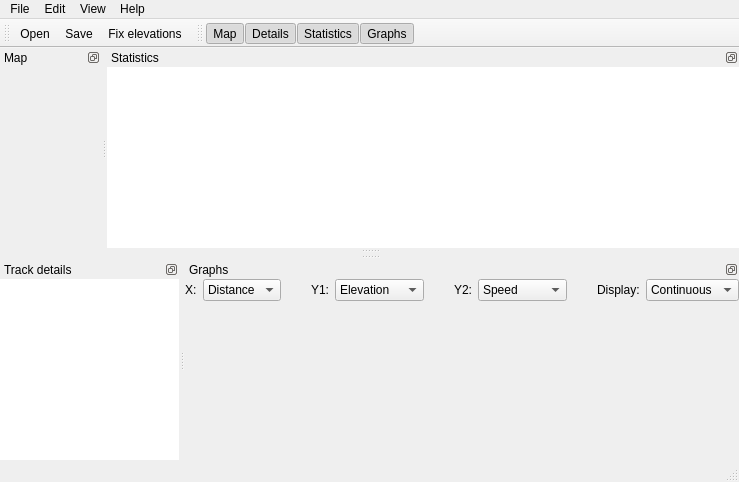
Old version of the form forms/rtmainwindow.ui in the repository tobydox/rucktrack.
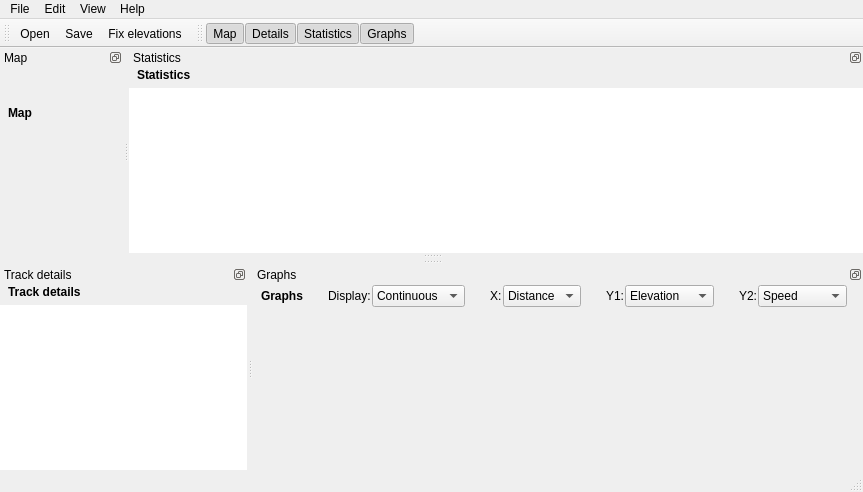
New version of the form. Icons and pictures are not drawn. Custom widgets are drawn as their Qt base class.

Commit message:
Reduced height of dock widgets titlebars and of the toolbars
Save some further space by using custom titlebar widgets for the dock
widgets and by reducing icon size of all toolbars.

```diff
--- a/forms/rtmainwindow.ui
+++ b/forms/rtmainwindow.ui
@@ -6,8 +6,8 @@
    <rect>
     <x>0</x>
     <y>0</y>
-    <width>739</width>
-    <height>482</height>
+    <width>863</width>
+    <height>492</height>
    </rect>
   </property>
   <property name="windowTitle">
@@ -23,7 +23,7 @@
     <rect>
      <x>0</x>
      <y>0</y>
-     <width>739</width>
+     <width>863</width>
      <height>25</height>
     </rect>
    </property>
@@ -93,8 +93,8 @@
    </property>
    <property name="iconSize">
     <size>
-     <width>24</width>
-     <height>24</height>
+     <width>16</width>
+     <height>16</height>
     </size>
    </property>
    <property name="toolButtonStyle">
@@ -137,6 +137,34 @@
      <property name="margin">
       <number>0</number>
      </property>
+     <item>
+      <widget class="QWidget" name="trackDetailsDockTitle" native="true">
+       <layout class="QHBoxLayout" name="horizontalLayout_3">
+        <property name="leftMargin">
+         <number>8</number>
+        </property>
+        <property name="topMargin">
+         <number>1</number>
+        </property>
+        <property name="bottomMargin">
+         <number>0</number>
+        </property>
+        <item>
+         <widget class="QLabel" name="trackDetailsDockTitleLabel">
+          <property name="font">
+           <font>
+            <weight>75</weight>
+            <bold>true</bold>
+           </font>
+          </property>
+          <property name="text">
+           <string>Track details</string>
+          </property>
+         </widget>
+        </item>
+       </layout>
+      </widget>
+     </item>
      <item>
       <widget class="QTableView" name="trackPointsView">
        <property name="frameShape">
@@ -183,6 +211,34 @@
      <property name="margin">
       <number>0</number>
      </property>
+     <item>
+      <widget class="QWidget" name="mapDockTitle" native="true">
+       <layout class="QHBoxLayout" name="horizontalLayout">
+        <property name="leftMargin">
+         <number>8</number>
+        </property>
+        <property name="topMargin">
+         <number>1</number>
+        </property>
+        <property name="bottomMargin">
+         <number>0</number>
+        </property>
+        <item>
+         <widget class="QLabel" name="mapDockTitleLabel">
+          <property name="font">
+           <font>
+            <weight>75</weight>
+            <bold>true</bold>
+           </font>
+          </property>
+          <property name="text">
+           <string>Map</string>
+          </property>
+         </widget>
+        </item>
+       </layout>
+      </widget>
+     </item>
      <item>
       <widget class="MapView" name="mapView" native="true"/>
      </item>
@@ -193,7 +249,7 @@
    <property name="minimumSize">
     <size>
      <width>200</width>
-     <height>102</height>
+     <height>126</height>
     </size>
    </property>
    <property name="features">
@@ -210,6 +266,34 @@
      <property name="margin">
       <number>0</number>
      </property>
+     <item>
+      <widget class="QWidget" name="statsDockTitle" native="true">
+       <layout class="QHBoxLayout" name="horizontalLayout_2">
+        <property name="leftMargin">
+         <number>8</number>
+        </property>
+        <property name="topMargin">
+         <number>1</number>
+        </property>
+        <property name="bottomMargin">
+         <number>0</number>
+        </property>
+        <item>
+         <widget class="QLabel" name="statsDockTitleLabel">
+          <property name="font">
+           <font>
+            <weight>75</weight>
+            <bold>true</bold>
+           </font>
+          </property>
+          <property name="text">
+           <string>Statistics</string>
+          </property>
+         </widget>
+        </item>
+       </layout>
+      </widget>
+     </item>
      <item>
       <widget class="StatisticsTable" name="statsTable">
        <property name="frameShape">
@@ -268,11 +352,102 @@
    </attribute>
    <widget class="QWidget" name="dockWidgetContents_11">
     <layout class="QVBoxLayout" name="verticalLayout_3">
+     <property name="spacing">
+      <number>0</number>
+     </property>
      <property name="margin">
       <number>0</number>
      </property>
      <item>
-      <layout class="QHBoxLayout" name="horizontalLayout">
+      <widget class="QWidget" name="graphControlWidget" native="true">
+       <layout class="QHBoxLayout" name="graphControlWidgetLayout">
+        <property name="spacing">
+         <number>1</number>
+        </property>
+        <property name="leftMargin">
+         <number>8</number>
+        </property>
+        <property name="topMargin">
+         <number>1</number>
+        </property>
+        <property name="rightMargin">
+         <number>0</number>
+        </property>
+        <property name="bottomMargin">
+         <number>0</number>
+        </property>
+        <item>
+         <widget class="QLabel" name="label">
+          <property name="font">
+           <font>
+            <weight>75</weight>
+            <bold>true</bold>
+           </font>
+          </property>
+          <property name="text">
+           <string>Graphs</string>
+          </property>
+         </widget>
+        </item>
+        <item>
+         <spacer name="horizontalSpacer_5">
+          <property name="orientation">
+           <enum>Qt::Horizontal</enum>
+          </property>
+          <property name="sizeType">
+           <enum>QSizePolicy::Fixed</enum>
+          </property>
+          <property name="sizeHint" stdset="0">
+           <size>
+            <width>24</width>
+            <height>16</height>
+           </size>
+          </property>
+         </spacer>
+        </item>
+        <item>
+         <widget class="QLabel" name="graphDisplayLabel">
+          <property name="text">
+           <string>Display:</string>
+          </property>
+         </widget>
+        </item>
+        <item>
+         <widget class="QComboBox" name="graphDisplayCombo">
+          <property name="maximumSize">
+           <size>
+            <width>16777215</width>
+            <height>26</height>
+           </size>
+          </property>
+          <item>
+           <property name="text">
+            <string>Continuous</string>
+           </property>
+          </item>
+          <item>
+           <property name="text">
+            <string>Segmented</string>
+           </property>
+          </item>
+         </widget>
+        </item>
+        <item>
+         <spacer name="horizontalSpacer_4">
+          <property name="orientation">
+           <enum>Qt::Horizontal</enum>
+          </property>
+          <property name="sizeType">
+           <enum>QSizePolicy::Fixed</enum>
+          </property>
+          <property name="sizeHint" stdset="0">
+           <size>
+            <width>24</width>
+            <height>16</height>
+           </size>
+          </property>
+         </spacer>
+        </item>
        <item>
         <widget class="QLabel" name="graphXLabel">
          <property name="text">
@@ -282,6 +457,12 @@
        </item>
        <item>
         <widget class="QComboBox" name="graphXCombo">
+          <property name="maximumSize">
+           <size>
+            <width>16777215</width>
+            <height>26</height>
+           </size>
+          </property>
          <item>
           <property name="text">
            <string>Distance</string>
@@ -319,6 +500,12 @@
        </item>
        <item>
         <widget class="QComboBox" name="graphY1Combo">
+          <property name="maximumSize">
+           <size>
+            <width>16777215</width>
+            <height>26</height>
+           </size>
+          </property>
          <property name="currentIndex">
           <number>1</number>
          </property>
@@ -379,6 +566,12 @@
        </item>
        <item>
         <widget class="QComboBox" name="graphY2Combo">
+          <property name="maximumSize">
+           <size>
+            <width>16777215</width>
+            <height>26</height>
+           </size>
+          </property>
          <property name="currentIndex">
           <number>2</number>
          </property>
@@ -414,43 +607,6 @@
          </item>
         </widget>
        </item>
-       <item>
-        <spacer name="horizontalSpacer_4">
-         <property name="orientation">
-          <enum>Qt::Horizontal</enum>
-         </property>
-         <property name="sizeType">
-          <enum>QSizePolicy::Fixed</enum>
-         </property>
-         <property name="sizeHint" stdset="0">
-          <size>
-           <width>24</width>
-           <height>16</height>
-          </size>
-         </property>
-        </spacer>
-       </item>
-       <item>
-        <widget class="QLabel" name="graphDisplayLabel">
-         <property name="text">
-          <string>Display:</string>
-         </property>
-        </widget>
-       </item>
-       <item>
-        <widget class="QComboBox" name="graphDisplayCombo">
-         <item>
-          <property name="text">
-           <string>Continuous</string>
-          </property>
-         </item>
-         <item>
-          <property name="text">
-           <string>Segmented</string>
-          </property>
-         </item>
-        </widget>
-       </item>
        <item>
         <spacer name="horizontalSpacer_2">
          <property name="orientation">
@@ -465,6 +621,7 @@
         </spacer>
        </item>
       </layout>
+      </widget>
      </item>
      <item>
       <widget class="PlotView" name="plotView" native="true">
```
Left out of the diff: 4 changed lines with no effect on the pictures. Lines whose indentation alone changed are shown as unchanged. The commit also changes 1 other file.
